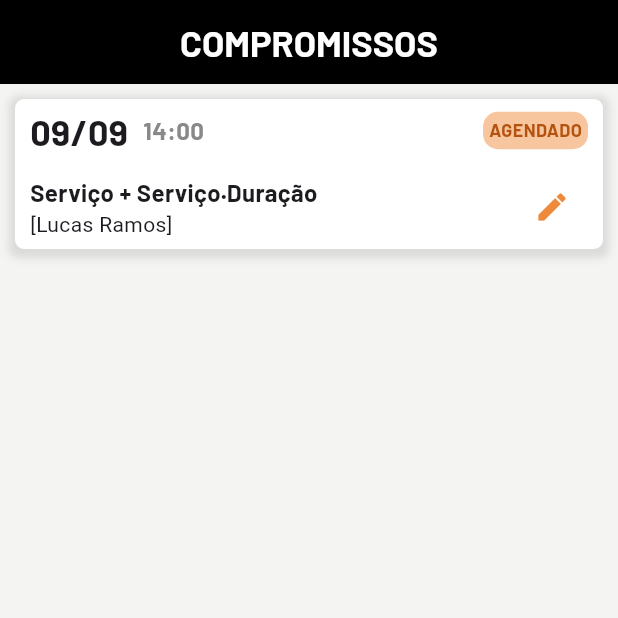
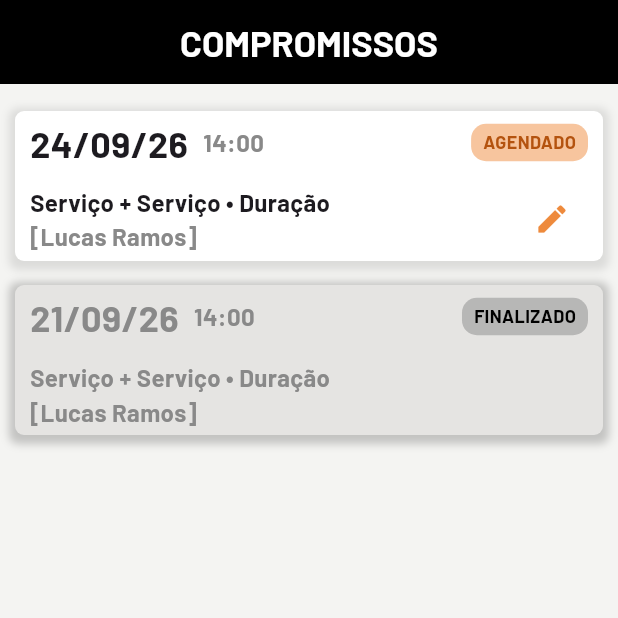
Before and after one commit to Guizeraaaa/BarberHub, a Flutter app: the screen it shows after launch, after a tap on the "edit" icon, on a phone screen of 412 x 824 dp, the top half of it. Run offline on Flutter 3.47's test engine with Material 3 defaults, Android fonts, the phone set to English and light mode, and no system bars; our stand-ins replace wakelock_plus.

Commit message:
feat:popula-tela-cards-começa-logica

```diff
--- a/lib/features/appointment/controllers/appointment_controller.dart
+++ b/lib/features/appointment/controllers/appointment_controller.dart
@@ -1,32 +1,32 @@
+import 'package:barberhub/shared/mocks/mock_json.dart';
 import 'package:barberhub/shared/models/Appointment.dart';
 import 'package:flutter/material.dart';
 
-DateTime _dayAt(int daysFromToday, int hour, int minute) {
-  final now = DateTime.now();
-  return DateTime(now.year, now.month, now.day + daysFromToday, hour, minute);
+class AppointmentController extends ChangeNotifier {
+  DateTime? selectedIntialDate = DateTime(2026);
+  DateTime? selectedFinalDate = DateTime(2027);
+  String? selectedStatus = 'Agendado';
+  String? selectedProfessional = 'a1';
+  List<Appointment> appointmentList = [];
+
+  String currentUserId = 'u2';
+
+  void getAppointment() {
+    appointmentList = mockAppointments.where((item) {
+      return item.clientId == currentUserId;
+    }).toList();
+
+    appointmentList.sort((a, b) {
+      final aAgendado = a.status == AppointmentStatus.agendado;
+      final bAgendado = b.status == AppointmentStatus.agendado;
+
+      // Agendados ficam sempre no topo
+      if (aAgendado && !bAgendado) return -1;
+      if (!aAgendado && bAgendado) return 1;
+
+      // Dentro do mesmo grupo, ordena pela data
+      return a.dateTime.compareTo(b.dateTime);
+    });
+    notifyListeners();
+  }
 }
-
-class AppointmentController extends ChangeNotifier {
-  List<Appointment> appointmentList = [
-    Appointment(
-      id: 'a8',
-      clientId: 'u3',
-      barberId: 'b1',
-      serviceId: 's1',
-      dateTime: _dayAt(1, 10, 0),
-      status: AppointmentStatus.agendado,
-      price: 45.0,
-      durationMinutes: 30,
-    ),
-    Appointment(
-      id: 'a1',
-      clientId: 'u1',
-      barberId: 'b1',
-      serviceId: 's1',
-      dateTime: _dayAt(-3, 10, 0),
-      status: AppointmentStatus.concluido,
-      price: 45.0,
-      durationMinutes: 30,
-    ),
-  ];
-}
--- a/lib/features/appointment/pages/appointment_page.dart
+++ b/lib/features/appointment/pages/appointment_page.dart
@@ -6,10 +6,24 @@ import 'package:barberhub/shared/models/Appointment.dart';
 import 'package:flutter/material.dart';
 import 'package:provider/provider.dart';
 
-class AppointmentPage extends StatelessWidget {
+class AppointmentPage extends StatefulWidget {
   const AppointmentPage({super.key});
 
   static String route = '/appointment';
+
+  @override
+  State<AppointmentPage> createState() => _AppointmentPageState();
+}
+
+class _AppointmentPageState extends State<AppointmentPage> {
+  @override
+  void initState() {
+    // TODO: implement initState
+    super.initState();
+    WidgetsBinding.instance.addPostFrameCallback((timeStamp) {
+      context.read<AppointmentController>().getAppointment();
+    });
+  }
 
   @override
   Widget build(BuildContext context) {
@@ -30,8 +44,15 @@ class AppointmentPage extends StatelessWidget {
               padding: const EdgeInsets.all(10),
               child: Column(
                 children: [
-                  AppointmentCard(
-                    appointment: appointmentController.appointmentList[1],
+                  Expanded(
+                    child: ListView.builder(
+                      itemCount: appointmentController.appointmentList.length,
+                      itemBuilder: (context, index) {
+                        Appointment appointment =
+                            appointmentController.appointmentList[index];
+                        return AppointmentCard(appointment: appointment);
+                      },
+                    ),
                   ),
                 ],
               ),
--- a/lib/features/appointment/widgets/appointment_card.dart
+++ b/lib/features/appointment/widgets/appointment_card.dart
@@ -1,31 +1,71 @@
 import 'package:barberhub/shared/app_colors.dart';
 import 'package:barberhub/shared/app_text_style.dart';
 import 'package:barberhub/shared/models/Appointment.dart';
+import 'package:barberhub/shared/utils.dart';
 import 'package:flutter/material.dart';
+
+enum CardType { scheduled, finishied }
 
 class AppointmentCard extends StatelessWidget {
   const AppointmentCard({super.key, required this.appointment});
 
   final Appointment appointment;
+  CardType get type {
+    if (appointment.status == AppointmentStatus.agendado) {
+      return CardType.scheduled;
+    }
 
-  @override
-  Widget build(BuildContext context) {
-    return Container(
-      height: 100,
-      width: double.infinity,
-      padding: EdgeInsets.symmetric(horizontal: 10, vertical: 4),
-      decoration: BoxDecoration(
+    return CardType.finishied;
+  }
+
+  BoxDecoration _getCardStyle() {
+    switch (type) {
+      case CardType.scheduled:
+        return BoxDecoration(
           color: AppColors.white,
           borderRadius: BorderRadius.circular(6),
           boxShadow: [
             BoxShadow(
-            color: Colors.grey.withValues(alpha: 0.3),
+              color: Colors.black.withValues(alpha: 0.1),
               spreadRadius: 4,
               blurRadius: 4,
               offset: Offset(0, 2),
             ),
           ],
+        );
+      case CardType.finishied:
+        return BoxDecoration(
+          color: AppColors.greyLight,
+          borderRadius: BorderRadius.circular(6),
+          boxShadow: [
+            BoxShadow(
+              color: Colors.black.withValues(alpha: 0.2),
+              spreadRadius: 4,
+              blurRadius: 4,
+              offset: Offset(0, 2),
             ),
+          ],
+        );
+    }
+  }
+
+  String getAppointmentStatus(AppointmentStatus status) {
+    return switch (status) {
+      AppointmentStatus.agendado => 'AGENDADO',
+      AppointmentStatus.cancelado => 'CANCELADO',
+      AppointmentStatus.concluido => 'FINALIZADO',
+    };
+  }
+
+  @override
+  Widget build(BuildContext context) {
+    return Padding(
+      padding: const EdgeInsets.symmetric(vertical: 8.0),
+      child: Container(
+        height: 100,
+        width: double.infinity,
+        padding: EdgeInsets.symmetric(horizontal: 10, vertical: 4),
+        decoration: _getCardStyle(),
         child: Column(
           mainAxisAlignment: MainAxisAlignment.spaceBetween,
           children: [
@@ -36,7 +76,12 @@ class AppointmentCard extends StatelessWidget {
                 Row(
                   spacing: 10,
                   children: [
-                  Text('09/09', style: AppTextStyle.tittle),
+                    Text(
+                      Utils.dateFormat(appointment.dateTime),
+                      style: type == CardType.scheduled
+                          ? AppTextStyle.tittle
+                          : AppTextStyle.tittle.copyWith(color: AppColors.grey),
+                    ),
                     Text(
                       '14:00',
                       style: AppTextStyle.subTittle.copyWith(
@@ -46,15 +91,19 @@ class AppointmentCard extends StatelessWidget {
                   ],
                 ),
                 Container(
-                padding: EdgeInsets.all(4),
+                  padding: EdgeInsets.symmetric(vertical: 4, horizontal: 8),
                   decoration: BoxDecoration(
-                  color: AppColors.orangeLigth.withValues(alpha: 0.5),
+                    color: type == CardType.scheduled
+                        ? AppColors.orangeLigth.withValues(alpha: 0.5)
+                        : AppColors.grey.withValues(alpha: 0.5),
                     borderRadius: BorderRadius.circular(10),
                   ),
                   child: Text(
-                  'AGENDADO',
+                    getAppointmentStatus(appointment.status),
                     style: AppTextStyle.body.copyWith(
-                    color: AppColors.orangeDark,
+                      color: type == CardType.scheduled
+                          ? AppColors.orangeDark
+                          : AppColors.black,
                       fontWeight: FontWeight.bold,
                     ),
                   ),
@@ -72,27 +121,50 @@ class AppointmentCard extends StatelessWidget {
                         children: [
                           TextSpan(
                             text: 'Serviço + Serviço',
-                          style: AppTextStyle.subTittle,
+                            style: type == CardType.scheduled
+                                ? AppTextStyle.subTittle
+                                : AppTextStyle.subTittle.copyWith(
+                                    color: AppColors.grey,
                                   ),
-                        TextSpan(text: '•', style: AppTextStyle.body),
+                          ),
+                          TextSpan(
+                            text: ' • ',
+                            style: type == CardType.scheduled
+                                ? AppTextStyle.subTittle
+                                : AppTextStyle.subTittle.copyWith(
+                                    color: AppColors.grey,
+                                  ),
+                          ),
                           TextSpan(
                             text: 'Duração',
-                          style: AppTextStyle.subTittle,
+                            style: type == CardType.scheduled
+                                ? AppTextStyle.subTittle
+                                : AppTextStyle.subTittle.copyWith(
+                                    color: AppColors.grey,
+                                  ),
                           ),
                         ],
                       ),
                     ),
-                  Text('[Lucas Ramos]'),
+                    Text(
+                      '[Lucas Ramos]',
+                      style: AppTextStyle.subTittle.copyWith(
+                        color: AppColors.grey,
+                      ),
+                    ),
                   ],
                 ),
-              IconButton(
+                type == CardType.scheduled
+                    ? IconButton(
                         onPressed: () {},
                         icon: Icon(Icons.edit, color: AppColors.orangeLigth),
-              ),
+                      )
+                    : SizedBox.shrink(),
               ],
             ),
           ],
         ),
+      ),
     );
   }
 }
--- a/lib/shared/app_colors.dart
+++ b/lib/shared/app_colors.dart
@@ -6,6 +6,7 @@ class AppColors {
   static Color black = Color(0xFF000000);
   static Color white = Color(0xFFFFFFFF);
   static Color grey = Color(0xFF898989);
+  static Color greyLight = Color(0xFFE5E4E2);
 
   static Color background = Color(0xFFF4F4F2);
 }
```
Lines whose indentation alone changed are shown as unchanged.
